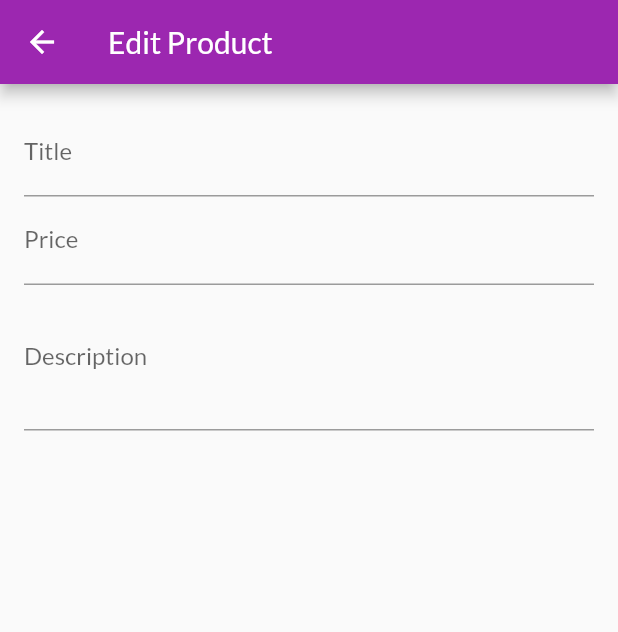
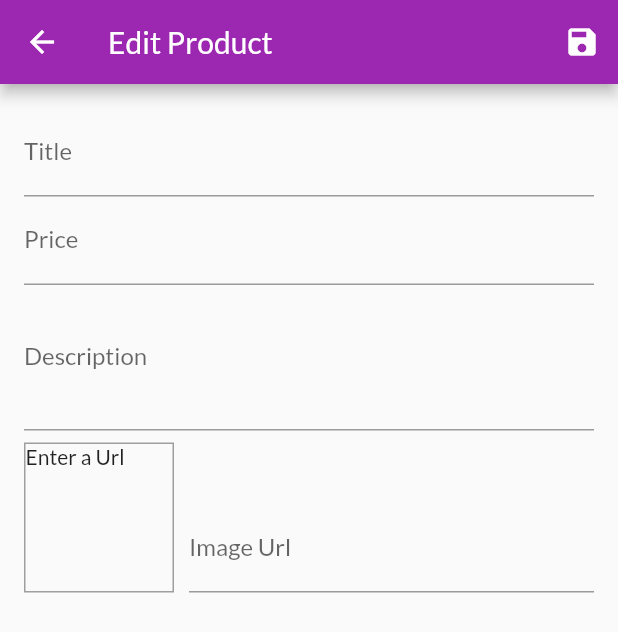
Before and after one commit to terinSeb/Flutter_Shopping_App, a Flutter app: the EditProductScreen screen opened by its route, on a phone screen of 412 x 824 dp. Shown: the top 632 px of the screen. Run offline on Flutter 3.47's test engine with Material 2 defaults, Android fonts, the phone set to English and light mode, and no system bars; network calls fail.

Commit message:
Submitting forms

```diff
--- a/lib/screens/edit_product_screen.dart
+++ b/lib/screens/edit_product_screen.dart
@@ -1,4 +1,5 @@
 import 'package:flutter/material.dart';
+import '../providers/product.dart';
 
 class EditProductScreen extends StatefulWidget {
   static const routeName = '/edit-product';
@@ -11,12 +12,38 @@
 class _EditProductScreenState extends State<EditProductScreen> {
   final _priceFocusNode = FocusNode();
   final _descriptionFocusNode = FocusNode();
-
+  final _imageUrlController = TextEditingController();
+  final _imageUrlFocusNode = FocusNode();
+  final _form = GlobalKey<FormState>();
+  var _editedProduct =
+      Product(id: '', title: '', description: '', price: 0, imageUrl: '');
   @override
   void dispose() {
     _priceFocusNode.dispose();
     _descriptionFocusNode.dispose();
+    _descriptionFocusNode.dispose();
+    _imageUrlFocusNode.dispose();
+    _imageUrlFocusNode.removeListener(_updateImageUrl);
     super.dispose();
+  }
+
+  @override
+  void initState() {
+    _imageUrlFocusNode.addListener(_updateImageUrl);
+    super.initState();
+  }
+
+  void _updateImageUrl() {
+    setState(() {});
+  }
+
+  void _saveForm() {
+    _form.currentState?.save();
+    debugPrint(_editedProduct.description);
+    debugPrint(_editedProduct.title);
+    // ignore: avoid_print
+    print(_editedProduct.price);
+    debugPrint(_editedProduct.imageUrl);
   }
 
   @override
@@ -24,10 +51,14 @@
     return Scaffold(
       appBar: AppBar(
         title: const Text('Edit Product'),
+        actions: [
+          IconButton(onPressed: _saveForm, icon: const Icon(Icons.save))
+        ],
       ),
       body: Padding(
         padding: const EdgeInsets.all(16),
         child: Form(
+            key: _form,
             child: ListView(
               children: [
                 TextFormField(
@@ -35,6 +66,14 @@
                   textInputAction: TextInputAction.next,
                   onFieldSubmitted: (_) {
                     FocusScope.of(context).requestFocus(_priceFocusNode);
+                  },
+                  onSaved: (value) {
+                    _editedProduct = Product(
+                        id: '',
+                        title: value as String,
+                        description: _editedProduct.description,
+                        price: _editedProduct.price,
+                        imageUrl: _editedProduct.imageUrl);
                   },
                 ),
                 TextFormField(
@@ -45,12 +84,67 @@
                   onFieldSubmitted: (_) {
                     FocusScope.of(context).requestFocus(_descriptionFocusNode);
                   },
+                  onSaved: (value) {
+                    _editedProduct = Product(
+                        id: '',
+                        title: _editedProduct.title,
+                        description: _editedProduct.description,
+                        price: double.parse(value as String),
+                        imageUrl: _editedProduct.imageUrl);
+                  },
                 ),
                 TextFormField(
                   decoration: const InputDecoration(labelText: 'Description'),
                   maxLines: 3,
                   keyboardType: TextInputType.multiline,
                   focusNode: _descriptionFocusNode,
+                  onSaved: (value) {
+                    _editedProduct = Product(
+                        id: '',
+                        title: _editedProduct.title,
+                        description: value as String,
+                        price: _editedProduct.price,
+                        imageUrl: _editedProduct.imageUrl);
+                  },
+                ),
+                Row(
+                  crossAxisAlignment: CrossAxisAlignment.end,
+                  children: [
+                    Container(
+                        width: 100,
+                        height: 100,
+                        margin: const EdgeInsets.only(top: 8, right: 10),
+                        decoration: BoxDecoration(
+                            border: Border.all(width: 1, color: Colors.grey)),
+                        child: _imageUrlController.text.isEmpty
+                            ? const Text('Enter a Url')
+                            : FittedBox(
+                                fit: BoxFit.cover,
+                                child: Image.network(_imageUrlController.text),
+                              )),
+                    Expanded(
+                      child: TextFormField(
+                        decoration:
+                            const InputDecoration(labelText: 'Image Url'),
+                        keyboardType: TextInputType.url,
+                        textInputAction: TextInputAction.done,
+                        controller: _imageUrlController,
+                        focusNode: _imageUrlFocusNode,
+                        onFieldSubmitted: (_) {
+                          _saveForm();
+                        },
+                        onSaved: (value) {
+                          _editedProduct = Product(
+                            id: '',
+                            title: _editedProduct.title,
+                            description: _editedProduct.description,
+                            price: _editedProduct.price,
+                            imageUrl: value as String,
+                          );
+                        },
+                      ),
+                    )
+                  ],
                 )
               ],
             )),
```
Lines whose indentation alone changed are shown as unchanged.
